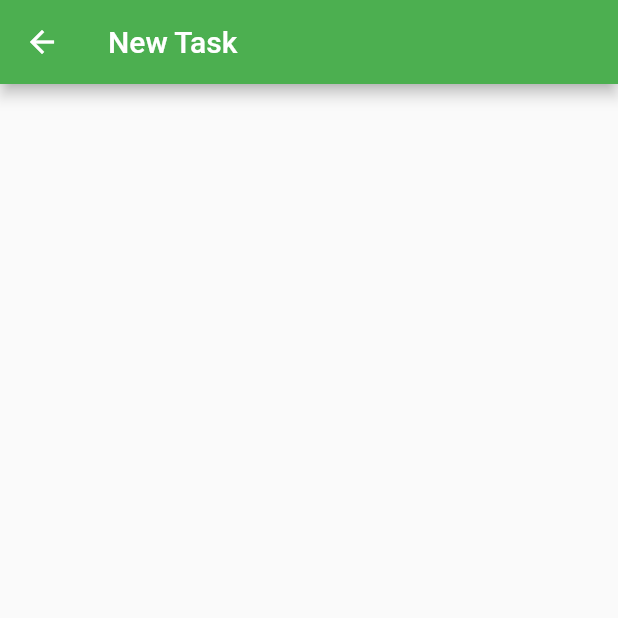
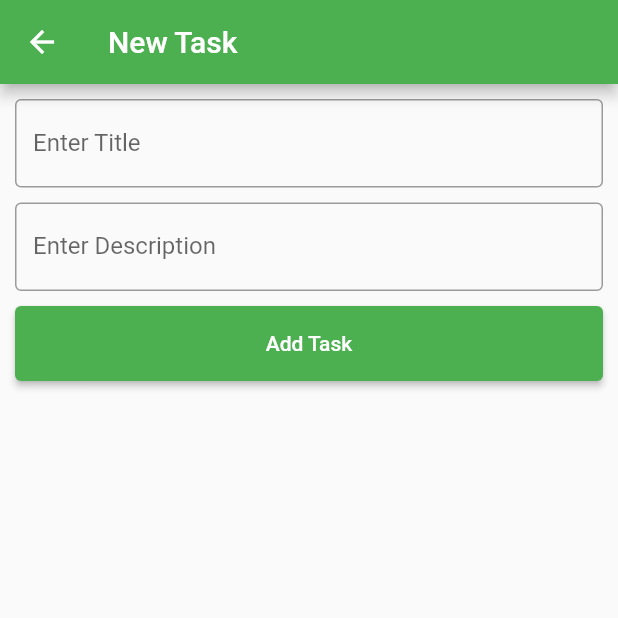
Before and after one commit to Swagnik02/todo, a Flutter app: the AddTask screen opened by its route, on a phone screen of 412 x 824 dp, the top half of it. Run offline on Flutter 3.47's test engine with Material 2 defaults, Android fonts, the light colour scheme and no system bars; our stand-ins replace firebase_auth, firebase_core; accounts and stored records are empty.

Commit message:
added text fields and buttons in addTask

```diff
--- a/lib/utilities/add_task.dart
+++ b/lib/utilities/add_task.dart
@@ -13,9 +13,51 @@ class _AddTaskState extends State<AddTask> {
   @override
   Widget build(BuildContext context) {
     return Scaffold(
-      appBar: AppBar(
-        title: Text('New Task'),
-      ),
-    );
+        appBar: AppBar(
+          title: const Text('New Task'),
+        ),
+        body: Container(
+            padding: const EdgeInsets.all(10),
+            child: Column(
+              children: [
+                Container(
+                  child: const TextField(
+                    decoration: InputDecoration(
+                      labelText: 'Enter Title',
+                      border: OutlineInputBorder(),
+                    ),
+                  ),
+                ),
+                const SizedBox(height: 10),
+                Container(
+                  child: const TextField(
+                    decoration: InputDecoration(
+                      labelText: 'Enter Description',
+                      border: OutlineInputBorder(),
+                    ),
+                  ),
+                ),
+                const SizedBox(height: 10),
+                Container(
+                  width: double.infinity,
+                  height: 50,
+                  child: ElevatedButton(
+                    style: ButtonStyle(backgroundColor:
+                        MaterialStateProperty.resolveWith<Color>(
+                            (Set<MaterialState> states) {
+                      if (states.contains(MaterialState.pressed)) {
+                        return Color.fromARGB(255, 32, 132, 37);
+                      }
+                      return Theme.of(context).primaryColor;
+                    })),
+                    child: const Text(
+                      'Add Task',
+                      // style: GoogleFonts.roboto(fontSize: 18),
+                    ),
+                    onPressed: () {},
+                  ),
+                )
+              ],
+            )));
   }
 }
```
